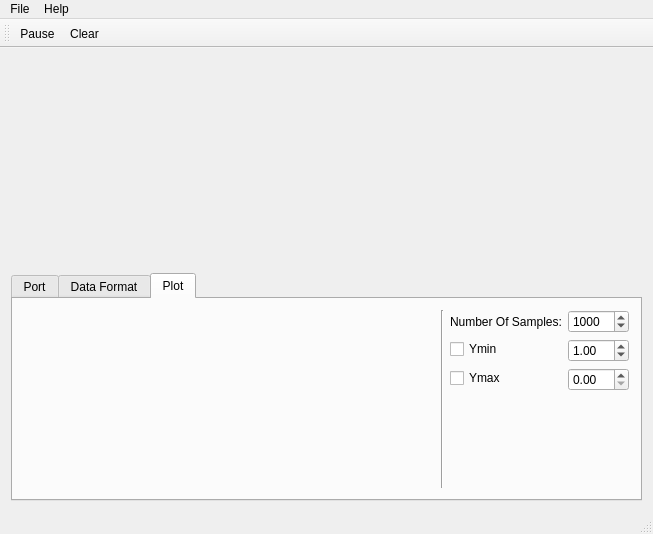
First picture: the form in mainwindow.ui, repository AlexanderAmelkin/SerialPlot, before the edit.
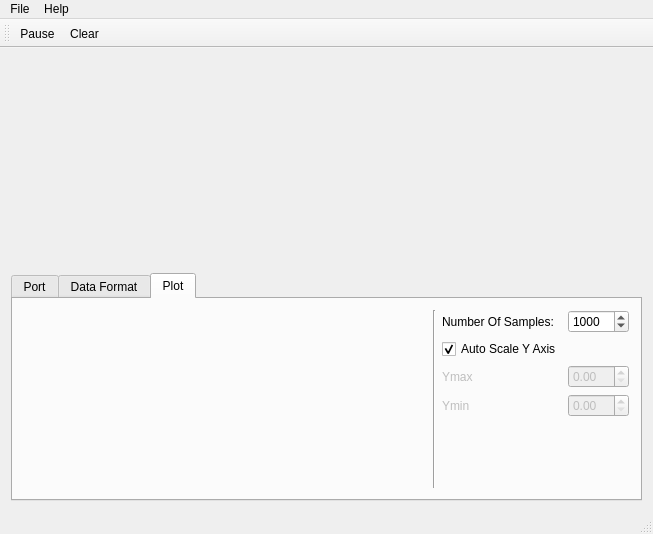
Second picture: the form after the edit. The open tabs and pages were chosen to show the change. Custom widgets are drawn as their Qt base class.

Commit message: implemented plot axis limit controls

What changed in the file:
```diff
--- a/mainwindow.ui
+++ b/mainwindow.ui
@@ -440,13 +440,19 @@
           <property name="fieldGrowthPolicy">
            <enum>QFormLayout::AllNonFixedFieldsGrow</enum>
           </property>
-          <item row="2" column="1">
-           <widget class="QDoubleSpinBox" name="spYmax"/>
-          </item>
-          <item row="1" column="1">
+          <item row="3" column="1">
            <widget class="QDoubleSpinBox" name="spYmin">
+            <property name="enabled">
+             <bool>false</bool>
+            </property>
+            <property name="maximumSize">
+             <size>
+              <width>75</width>
+              <height>16777215</height>
+             </size>
+            </property>
             <property name="value">
-             <double>1.000000000000000</double>
+             <double>0.000000000000000</double>
             </property>
            </widget>
           </item>
@@ -474,19 +480,48 @@
            </widget>
           </item>
           <item row="1" column="0">
-           <widget class="QCheckBox" name="cbYmin">
+           <widget class="QCheckBox" name="cbAutoScale">
+            <property name="text">
+             <string>Auto Scale Y Axis</string>
+            </property>
+            <property name="checked">
+             <bool>true</bool>
+            </property>
+           </widget>
+          </item>
+          <item row="3" column="0">
+           <widget class="QLabel" name="lYmin">
+            <property name="enabled">
+             <bool>false</bool>
+            </property>
             <property name="text">
              <string>Ymin</string>
             </property>
            </widget>
           </item>
           <item row="2" column="0">
-           <widget class="QCheckBox" name="cbYMax">
+           <widget class="QLabel" name="lYmax">
+            <property name="enabled">
+             <bool>false</bool>
+            </property>
             <property name="text">
              <string>Ymax</string>
             </property>
            </widget>
           </item>
+          <item row="2" column="1">
+           <widget class="QDoubleSpinBox" name="spYmax">
+            <property name="enabled">
+             <bool>false</bool>
+            </property>
+            <property name="maximumSize">
+             <size>
+              <width>75</width>
+              <height>16777215</height>
+             </size>
+            </property>
+           </widget>
+          </item>
          </layout>
         </item>
        </layout>
```
Left out of the diff: 2 changed lines with no effect on the pictures. The commit also changes 2 other files.
